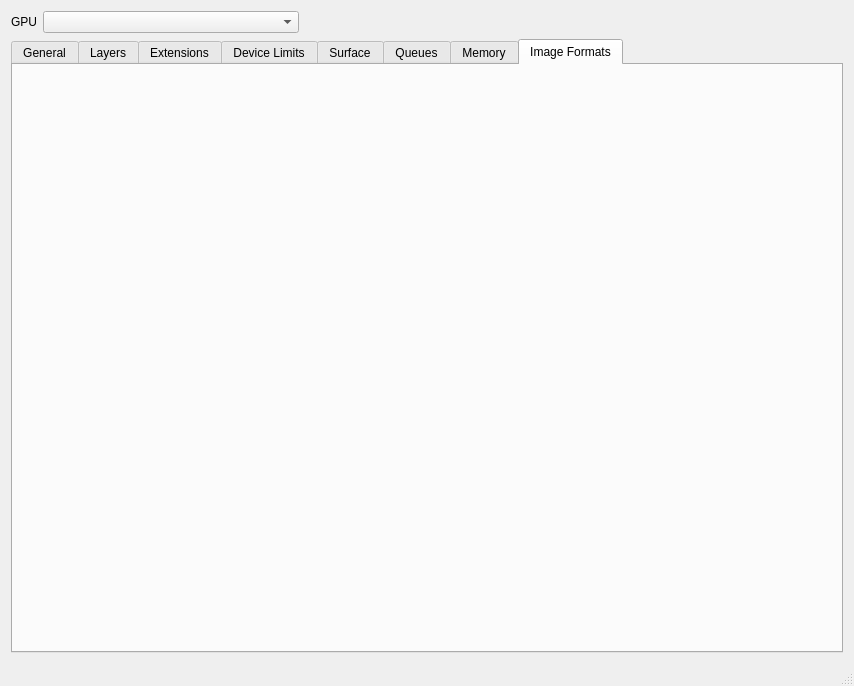
First picture: the form in mainwindow.ui, repository chaoticbob/VulkanInfoViewer, before the edit.
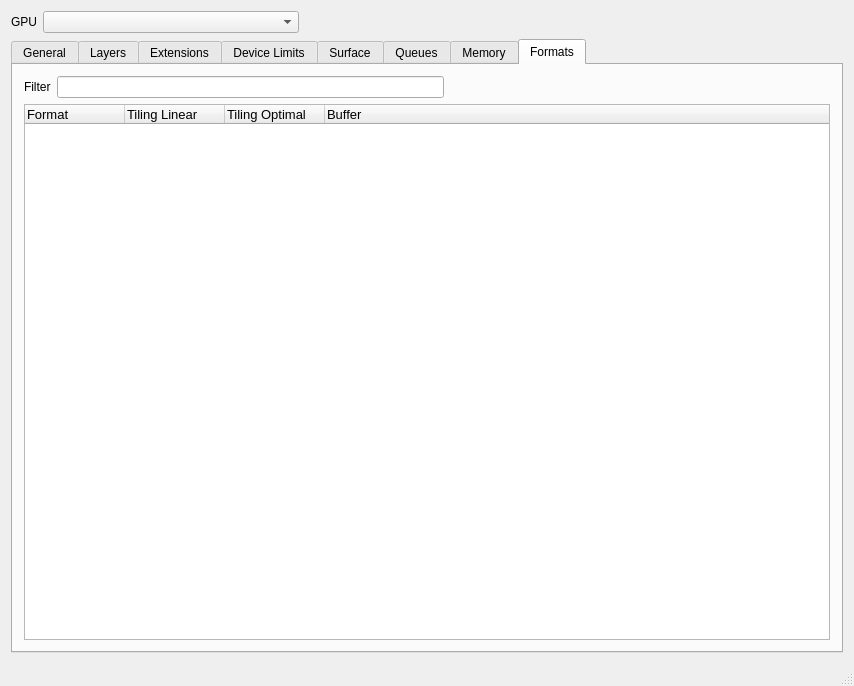
Second picture: the form after the edit. The open tabs and pages were chosen to show the change.

Commit message: Started filling out format

What changed in the file:
```diff
--- a/mainwindow.ui
+++ b/mainwindow.ui
@@ -456,8 +456,84 @@
         </widget>
         <widget class="QWidget" name="tab_6">
          <attribute name="title">
-          <string>Image Formats</string>
+          <string>Formats</string>
          </attribute>
+         <layout class="QVBoxLayout" name="verticalLayout_22">
+          <item>
+           <layout class="QVBoxLayout" name="verticalLayout_21">
+            <item>
+             <layout class="QHBoxLayout" name="horizontalLayout_3">
+              <item>
+               <widget class="QLabel" name="label_4">
+                <property name="text">
+                 <string>Filter</string>
+                </property>
+               </widget>
+              </item>
+              <item>
+               <widget class="QLineEdit" name="formatFilter">
+                <property name="minimumSize">
+                 <size>
+                  <width>200</width>
+                  <height>0</height>
+                 </size>
+                </property>
+               </widget>
+              </item>
+              <item>
+               <spacer name="horizontalSpacer_4">
+                <property name="orientation">
+                 <enum>Qt::Horizontal</enum>
+                </property>
+                <property name="sizeHint" stdset="0">
+                 <size>
+                  <width>40</width>
+                  <height>20</height>
+                 </size>
+                </property>
+               </spacer>
+              </item>
+             </layout>
+            </item>
+            <item>
+             <layout class="QVBoxLayout" name="verticalLayout_20">
+              <item>
+               <widget class="QTreeWidget" name="formatsWidget">
+                <property name="font">
+                 <font>
+                  <pointsize>10</pointsize>
+                 </font>
+                </property>
+                <property name="alternatingRowColors">
+                 <bool>true</bool>
+                </property>
+                <column>
+                 <property name="text">
+                  <string>Format</string>
+                 </property>
+                </column>
+                <column>
+                 <property name="text">
+                  <string>Tiling Linear</string>
+                 </property>
+                </column>
+                <column>
+                 <property name="text">
+                  <string>Tiling Optimal</string>
+                 </property>
+                </column>
+                <column>
+                 <property name="text">
+                  <string>Buffer</string>
+                 </property>
+                </column>
+               </widget>
+              </item>
+             </layout>
+            </item>
+           </layout>
+          </item>
+         </layout>
         </widget>
        </widget>
       </item>
```
Left out of the diff: 2 changed lines with no effect on the pictures. The commit also changes 2 other files.
